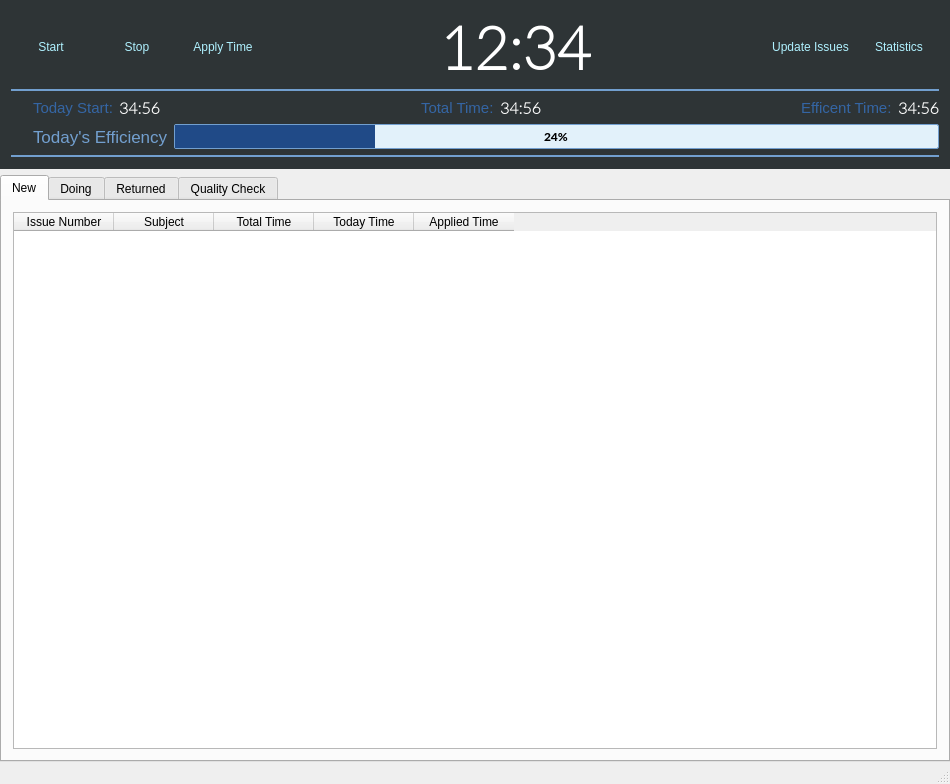
Before: the Qt Designer form time-tracker/MainWindow.ui in its-saeed/retracker, drawn with Qt 5.
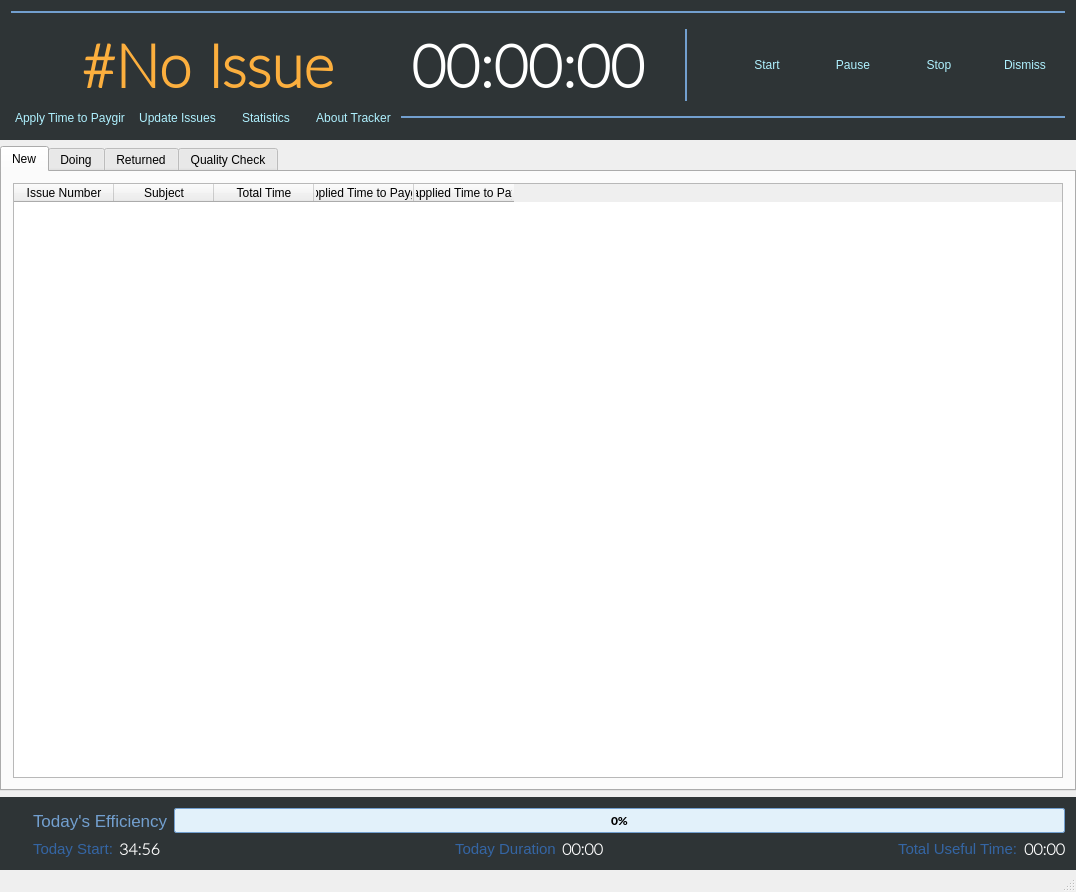
After: the same form once the commit is applied. Icons and pictures are not drawn.

Patch:
```diff
--- a/time-tracker/MainWindow.ui
+++ b/time-tracker/MainWindow.ui
@@ -6,8 +6,8 @@
    <rect>
     <x>0</x>
     <y>0</y>
-    <width>950</width>
-    <height>784</height>
+    <width>1076</width>
+    <height>892</height>
    </rect>
   </property>
   <property name="windowTitle">
@@ -39,12 +39,127 @@
 }</string>
       </property>
       <layout class="QVBoxLayout" name="verticalLayout_3">
+       <item>
+        <widget class="Line" name="line_2">
+         <property name="autoFillBackground">
+          <bool>false</bool>
+         </property>
+         <property name="styleSheet">
+          <string notr="true">color: rgb(114, 159, 207);</string>
+         </property>
+         <property name="frameShadow">
+          <enum>QFrame::Plain</enum>
+         </property>
+         <property name="lineWidth">
+          <number>2</number>
+         </property>
+         <property name="orientation">
+          <enum>Qt::Horizontal</enum>
+         </property>
+        </widget>
+       </item>
        <item>
         <layout class="QHBoxLayout" name="horizontalLayout_3">
+         <property name="topMargin">
+          <number>9</number>
+         </property>
+         <item>
+          <spacer name="horizontalSpacer_3">
+           <property name="orientation">
+            <enum>Qt::Horizontal</enum>
+           </property>
+           <property name="sizeHint" stdset="0">
+            <size>
+             <width>40</width>
+             <height>20</height>
+            </size>
+           </property>
+          </spacer>
+         </item>
+         <item>
+          <widget class="QLabel" name="lbl_current_issue_number">
+           <property name="font">
+            <font>
+             <family>Lato Thin</family>
+             <pointsize>44</pointsize>
+             <weight>75</weight>
+             <bold>true</bold>
+            </font>
+           </property>
+           <property name="styleSheet">
+            <string notr="true">color: rgb(252, 175, 62);</string>
+           </property>
+           <property name="text">
+            <string>#No Issue</string>
+           </property>
+          </widget>
+         </item>
+         <item>
+          <spacer name="horizontalSpacer_9">
+           <property name="orientation">
+            <enum>Qt::Horizontal</enum>
+           </property>
+           <property name="sizeHint" stdset="0">
+            <size>
+             <width>40</width>
+             <height>20</height>
+            </size>
+           </property>
+          </spacer>
+         </item>
+         <item>
+          <widget class="QLabel" name="lbl_current_issue_timer">
+           <property name="font">
+            <font>
+             <family>Lato Thin</family>
+             <pointsize>44</pointsize>
+             <weight>75</weight>
+             <bold>true</bold>
+            </font>
+           </property>
+           <property name="styleSheet">
+            <string notr="true">color: rgb(255, 255,255);</string>
+           </property>
+           <property name="text">
+            <string>00:00:00</string>
+           </property>
+          </widget>
+         </item>
+         <item>
+          <widget class="Line" name="line_5">
+           <property name="sizePolicy">
+            <sizepolicy hsizetype="Expanding" vsizetype="Preferred">
+             <horstretch>0</horstretch>
+             <verstretch>0</verstretch>
+            </sizepolicy>
+           </property>
+           <property name="minimumSize">
+            <size>
+             <width>10</width>
+             <height>0</height>
+            </size>
+           </property>
+           <property name="autoFillBackground">
+            <bool>false</bool>
+           </property>
+           <property name="styleSheet">
+            <string notr="true">color: rgb(114, 159, 207);</string>
+           </property>
+           <property name="frameShadow">
+            <enum>QFrame::Plain</enum>
+           </property>
+           <property name="lineWidth">
+            <number>2</number>
+           </property>
+           <property name="orientation">
+            <enum>Qt::Vertical</enum>
+           </property>
+          </widget>
+         </item>
          <item>
           <widget class="QPushButton" name="btn_start">
            <property name="enabled">
-            <bool>false</bool>
+            <bool>true</bool>
            </property>
            <property name="styleSheet">
             <string notr="true">background-color: rgb(52, 101, 164);
@@ -68,10 +183,37 @@
            </property>
           </widget>
          </item>
+         <item>
+          <widget class="QPushButton" name="btn_pause">
+           <property name="enabled">
+            <bool>true</bool>
+           </property>
+           <property name="styleSheet">
+            <string notr="true">background-color: rgb(52, 101, 164);
+color: rgb(175, 241, 255);</string>
+           </property>
+           <property name="text">
+            <string>Pause</string>
+           </property>
+           <property name="icon">
+            <iconset resource="res.qrc">
+             <normaloff>:/ui/res/pause.png</normaloff>:/ui/res/pause.png</iconset>
+           </property>
+           <property name="iconSize">
+            <size>
+             <width>32</width>
+             <height>32</height>
+            </size>
+           </property>
+           <property name="flat">
+            <bool>true</bool>
+           </property>
+          </widget>
+         </item>
          <item>
           <widget class="QPushButton" name="btn_stop">
            <property name="enabled">
-            <bool>false</bool>
+            <bool>true</bool>
            </property>
            <property name="styleSheet">
             <string notr="true">background-color: rgb(52, 101, 164);
@@ -86,8 +228,8 @@
            </property>
            <property name="iconSize">
             <size>
-             <width>48</width>
-             <height>48</height>
+             <width>32</width>
+             <height>32</height>
             </size>
            </property>
            <property name="flat">
@@ -95,6 +237,40 @@
            </property>
           </widget>
          </item>
+         <item>
+          <widget class="QPushButton" name="btn_dismiss">
+           <property name="enabled">
+            <bool>true</bool>
+           </property>
+           <property name="styleSheet">
+            <string notr="true">background-color: rgb(52, 101, 164);
+color: rgb(175, 241, 255);</string>
+           </property>
+           <property name="text">
+            <string>Dismiss</string>
+           </property>
+           <property name="icon">
+            <iconset resource="res.qrc">
+             <normaloff>:/ui/res/stop3.png</normaloff>:/ui/res/stop3.png</iconset>
+           </property>
+           <property name="iconSize">
+            <size>
+             <width>32</width>
+             <height>32</height>
+            </size>
+           </property>
+           <property name="flat">
+            <bool>true</bool>
+           </property>
+          </widget>
+         </item>
+        </layout>
+       </item>
+       <item>
+        <layout class="QHBoxLayout" name="horizontalLayout_4">
+         <property name="bottomMargin">
+          <number>0</number>
+         </property>
          <item>
           <widget class="QPushButton" name="btn_apply">
            <property name="enabled">
@@ -105,7 +281,7 @@
 color: rgb(175, 241, 255);</string>
            </property>
            <property name="text">
-            <string>Apply Time</string>
+            <string>Apply Time to Paygir</string>
            </property>
            <property name="icon">
             <iconset resource="res.qrc">
@@ -113,8 +289,8 @@
            </property>
            <property name="iconSize">
             <size>
-             <width>48</width>
-             <height>48</height>
+             <width>32</width>
+             <height>32</height>
             </size>
            </property>
            <property name="flat">
@@ -122,50 +298,6 @@
            </property>
           </widget>
          </item>
-         <item>
-          <spacer name="horizontalSpacer_4">
-           <property name="orientation">
-            <enum>Qt::Horizontal</enum>
-           </property>
-           <property name="sizeHint" stdset="0">
-            <size>
-             <width>62</width>
-             <height>20</height>
-            </size>
-           </property>
-          </spacer>
-         </item>
-         <item>
-          <widget class="QLabel" name="label_8">
-           <property name="font">
-            <font>
-             <family>Lato Thin</family>
-             <pointsize>44</pointsize>
-             <weight>75</weight>
-             <bold>true</bold>
-            </font>
-           </property>
-           <property name="styleSheet">
-            <string notr="true">color: rgb(255, 255,255);</string>
-           </property>
-           <property name="text">
-            <string>12:34</string>
-           </property>
-          </widget>
-         </item>
-         <item>
-          <spacer name="horizontalSpacer_3">
-           <property name="orientation">
-            <enum>Qt::Horizontal</enum>
-           </property>
-           <property name="sizeHint" stdset="0">
-            <size>
-             <width>40</width>
-             <height>20</height>
-            </size>
-           </property>
-          </spacer>
-         </item>
          <item>
           <widget class="QPushButton" name="btn_update_issues">
            <property name="styleSheet">
@@ -181,8 +313,8 @@
            </property>
            <property name="iconSize">
             <size>
-             <width>48</width>
-             <height>48</height>
+             <width>32</width>
+             <height>32</height>
             </size>
            </property>
            <property name="flat">
@@ -205,8 +337,8 @@
            </property>
            <property name="iconSize">
             <size>
-             <width>48</width>
-             <height>48</height>
+             <width>32</width>
+             <height>32</height>
             </size>
            </property>
            <property name="flat">
@@ -214,343 +346,57 @@
            </property>
           </widget>
          </item>
-        </layout>
-       </item>
-       <item>
-        <widget class="Line" name="line">
-         <property name="autoFillBackground">
-          <bool>false</bool>
-         </property>
-         <property name="styleSheet">
-          <string notr="true">color: rgb(114, 159, 207);</string>
-         </property>
-         <property name="frameShadow">
-          <enum>QFrame::Plain</enum>
-         </property>
-         <property name="lineWidth">
-          <number>2</number>
-         </property>
-         <property name="orientation">
-          <enum>Qt::Horizontal</enum>
-         </property>
-        </widget>
-       </item>
-       <item>
-        <layout class="QHBoxLayout" name="horizontalLayout">
          <item>
-          <widget class="QLabel" name="label_11">
-           <property name="sizePolicy">
-            <sizepolicy hsizetype="Fixed" vsizetype="Fixed">
-             <horstretch>16</horstretch>
-             <verstretch>16</verstretch>
-            </sizepolicy>
-           </property>
-           <property name="maximumSize">
-            <size>
-             <width>16</width>
-             <height>16</height>
-            </size>
-           </property>
-           <property name="font">
-            <font>
-             <family>Ubuntu Mono</family>
-            </font>
-           </property>
-           <property name="text">
-            <string/>
-           </property>
-           <property name="pixmap">
-            <pixmap resource="res.qrc">:/ui/res/statistics.png</pixmap>
-           </property>
-           <property name="scaledContents">
-            <bool>true</bool>
-           </property>
-          </widget>
-         </item>
-         <item>
-          <widget class="QLabel" name="label_2">
-           <property name="font">
-            <font>
-             <family>Ubuntu</family>
-             <pointsize>11</pointsize>
-             <weight>50</weight>
-             <bold>false</bold>
-            </font>
-           </property>
+          <widget class="QPushButton" name="btn_stats_2">
            <property name="styleSheet">
-            <string notr="true">color: rgb(52, 101, 164);</string>
+            <string notr="true">background-color: rgb(52, 101, 164);
+color: rgb(175, 241, 255);</string>
            </property>
            <property name="text">
-            <string>Today Start:</string>
+            <string>About Tracker</string>
            </property>
-          </widget>
-         </item>
-         <item>
-          <widget class="QLabel" name="lbl_today_start">
-           <property name="font">
-            <font>
-             <family>Lato Thin</family>
-             <pointsize>12</pointsize>
-             <weight>75</weight>
-             <bold>true</bold>
-            </font>
+           <property name="icon">
+            <iconset resource="res.qrc">
+             <normaloff>:/ui/res/timer.png</normaloff>:/ui/res/timer.png</iconset>
            </property>
-           <property name="text">
-            <string>34:56</string>
-           </property>
-          </widget>
-         </item>
-         <item>
-          <spacer name="horizontalSpacer_2">
-           <property name="orientation">
-            <enum>Qt::Horizontal</enum>
-           </property>
-           <property name="sizeHint" stdset="0">
+           <property name="iconSize">
             <size>
-             <width>40</width>
-             <height>20</height>
+             <width>32</width>
+             <height>32</height>
             </size>
            </property>
-          </spacer>
-         </item>
-         <item>
-          <widget class="QLabel" name="label_9">
-           <property name="sizePolicy">
-            <sizepolicy hsizetype="Fixed" vsizetype="Fixed">
-             <horstretch>16</horstretch>
-             <verstretch>16</verstretch>
-            </sizepolicy>
-           </property>
-           <property name="maximumSize">
-            <size>
-             <width>16</width>
-             <height>16</height>
-            </size>
-           </property>
-           <property name="font">
-            <font>
-             <family>Ubuntu Mono</family>
-            </font>
-           </property>
-           <property name="text">
-            <string/>
-           </property>
-           <property name="pixmap">
-            <pixmap resource="res.qrc">:/ui/res/statistics.png</pixmap>
-           </property>
-           <property name="scaledContents">
+           <property name="flat">
             <bool>true</bool>
            </property>
           </widget>
          </item>
          <item>
-          <widget class="QLabel" name="label_3">
-           <property name="font">
-            <font>
-             <family>Ubuntu</family>
-             <pointsize>11</pointsize>
-             <weight>50</weight>
-             <bold>false</bold>
-            </font>
-           </property>
-           <property name="styleSheet">
-            <string notr="true">color: rgb(52, 101, 164);</string>
-           </property>
-           <property name="text">
-            <string>Total Time:</string>
-           </property>
-          </widget>
-         </item>
-         <item>
-          <widget class="QLabel" name="lbl_total_time">
-           <property name="font">
-            <font>
-             <family>Lato Thin</family>
-             <pointsize>12</pointsize>
-             <weight>75</weight>
-             <bold>true</bold>
-            </font>
-           </property>
-           <property name="text">
-            <string>34:56</string>
-           </property>
-          </widget>
-         </item>
-         <item>
-          <spacer name="horizontalSpacer">
-           <property name="orientation">
-            <enum>Qt::Horizontal</enum>
-           </property>
-           <property name="sizeHint" stdset="0">
-            <size>
-             <width>40</width>
-             <height>20</height>
-            </size>
-           </property>
-          </spacer>
-         </item>
-         <item>
-          <widget class="QLabel" name="label_10">
+          <widget class="Line" name="line">
            <property name="sizePolicy">
-            <sizepolicy hsizetype="Fixed" vsizetype="Fixed">
-             <horstretch>16</horstretch>
-             <verstretch>16</verstretch>
+            <sizepolicy hsizetype="Expanding" vsizetype="Fixed">
+             <horstretch>0</horstretch>
+             <verstretch>0</verstretch>
             </sizepolicy>
            </property>
-           <property name="maximumSize">
-            <size>
-             <width>16</width>
-             <height>16</height>
-            </size>
-           </property>
-           <property name="font">
-            <font>
-             <family>Ubuntu Mono</family>
-            </font>
-           </property>
-           <property name="text">
-            <string/>
-           </property>
-           <property name="pixmap">
-            <pixmap resource="res.qrc">:/ui/res/statistics.png</pixmap>
-           </property>
-           <property name="scaledContents">
-            <bool>true</bool>
-           </property>
-          </widget>
-         </item>
-         <item>
-          <widget class="QLabel" name="label_4">
-           <property name="font">
-            <font>
-             <family>Ubuntu</family>
-             <pointsize>11</pointsize>
-             <weight>50</weight>
-             <bold>false</bold>
-            </font>
-           </property>
-           <property name="styleSheet">
-            <string notr="true">color: rgb(52, 101, 164);</string>
-           </property>
-           <property name="text">
-            <string>Efficent Time:</string>
-           </property>
-          </widget>
-         </item>
-         <item>
-          <widget class="QLabel" name="lbl_efficient_time">
-           <property name="font">
-            <font>
-             <family>Lato Thin</family>
-             <pointsize>12</pointsize>
-             <weight>75</weight>
-             <bold>true</bold>
-            </font>
-           </property>
-           <property name="text">
-            <string>34:56</string>
-           </property>
-          </widget>
-         </item>
-        </layout>
-       </item>
-       <item>
-        <layout class="QHBoxLayout" name="horizontalLayout_2">
-         <item>
-          <widget class="QLabel" name="label_12">
-           <property name="sizePolicy">
-            <sizepolicy hsizetype="Fixed" vsizetype="Fixed">
-             <horstretch>16</horstretch>
-             <verstretch>16</verstretch>
-            </sizepolicy>
-           </property>
-           <property name="maximumSize">
-            <size>
-             <width>16</width>
-             <height>16</height>
-            </size>
-           </property>
-           <property name="font">
-            <font>
-             <family>Ubuntu Mono</family>
-            </font>
-           </property>
-           <property name="text">
-            <string/>
-           </property>
-           <property name="pixmap">
-            <pixmap resource="res.qrc">:/ui/res/statistics.png</pixmap>
-           </property>
-           <property name="scaledContents">
-            <bool>true</bool>
-           </property>
-          </widget>
-         </item>
-         <item>
-          <widget class="QLabel" name="label">
-           <property name="font">
-            <font>
-             <family>Ubuntu</family>
-             <pointsize>13</pointsize>
-            </font>
+           <property name="autoFillBackground">
+            <bool>false</bool>
            </property>
            <property name="styleSheet">
             <string notr="true">color: rgb(114, 159, 207);</string>
            </property>
-           <property name="text">
-            <string>Today's Efficiency</string>
+           <property name="frameShadow">
+            <enum>QFrame::Plain</enum>
            </property>
-          </widget>
-         </item>
-         <item>
-          <widget class="QProgressBar" name="prg_efficiency">
-           <property name="font">
-            <font>
-             <family>Lato Heavy</family>
-            </font>
+           <property name="lineWidth">
+            <number>2</number>
            </property>
-           <property name="layoutDirection">
-            <enum>Qt::LeftToRight</enum>
-           </property>
-           <property name="styleSheet">
-            <string notr="true"> QProgressBar {
-background-color: rgb(226, 241, 250);
-      border: 1px solid rgb(114, 159, 207);
-border-radius:2px;
-text-align: center;
-  }
-
-  QProgressBar::chunk {
-      background-color: rgb(32, 74, 135);
-      width: 20px;
-  }</string>
-           </property>
-           <property name="value">
-            <number>24</number>
+           <property name="orientation">
+            <enum>Qt::Horizontal</enum>
            </property>
           </widget>
          </item>
         </layout>
        </item>
-       <item>
-        <widget class="Line" name="line_2">
-         <property name="autoFillBackground">
-          <bool>false</bool>
-         </property>
-         <property name="styleSheet">
-          <string notr="true">color: rgb(114, 159, 207);</string>
-         </property>
-         <property name="frameShadow">
-          <enum>QFrame::Plain</enum>
-         </property>
-         <property name="lineWidth">
-          <number>2</number>
-         </property>
-         <property name="orientation">
-          <enum>Qt::Horizontal</enum>
-         </property>
-        </widget>
-       </item>
       </layout>
      </widget>
     </item>
@@ -601,12 +447,12 @@
           </column>
           <column>
            <property name="text">
-            <string>Today Time</string>
+            <string>Applied Time to Paygir</string>
            </property>
           </column>
           <column>
            <property name="text">
-            <string>Applied Time</string>
+            <string>Unapplied Time to Paygir</string>
            </property>
           </column>
          </widget>
@@ -642,6 +488,318 @@
       </widget>
      </widget>
     </item>
+    <item>
+     <widget class="QWidget" name="widget_2" native="true">
+      <property name="styleSheet">
+       <string notr="true">QWidget#widget_2{
+background-color: rgb(46, 52, 54)
+}
+QLabel
+{
+color:rgb(255,255,255);
+}</string>
+      </property>
+      <layout class="QVBoxLayout" name="verticalLayout_6">
+       <item>
+        <layout class="QHBoxLayout" name="horizontalLayout_2">
+         <item>
+          <widget class="QLabel" name="label_12">
+           <property name="sizePolicy">
+            <sizepolicy hsizetype="Fixed" vsizetype="Fixed">
+             <horstretch>16</horstretch>
+             <verstretch>16</verstretch>
+            </sizepolicy>
+           </property>
+           <property name="maximumSize">
+            <size>
+             <width>16</width>
+             <height>16</height>
+            </size>
+           </property>
+           <property name="font">
+            <font>
+             <family>Ubuntu Mono</family>
+            </font>
+           </property>
+           <property name="text">
+            <string/>
+           </property>
+           <property name="pixmap">
+            <pixmap resource="res.qrc">:/ui/res/statistics.png</pixmap>
+           </property>
+           <property name="scaledContents">
+            <bool>true</bool>
+           </property>
+          </widget>
+         </item>
+         <item>
+          <widget class="QLabel" name="label">
+           <property name="font">
+            <font>
+             <family>Ubuntu</family>
+             <pointsize>13</pointsize>
+            </font>
+           </property>
+           <property name="styleSheet">
+            <string notr="true">color: rgb(114, 159, 207);</string>
+           </property>
+           <property name="text">
+            <string>Today's Efficiency</string>
+           </property>
+          </widget>
+         </item>
+         <item>
+          <widget class="QProgressBar" name="prg_efficiency">
+           <property name="font">
+            <font>
+             <family>Lato Heavy</family>
+            </font>
+           </property>
+           <property name="layoutDirection">
+            <enum>Qt::LeftToRight</enum>
+           </property>
+           <property name="styleSheet">
+            <string notr="true"> QProgressBar {
+background-color: rgb(226, 241, 250);
+      border: 1px solid rgb(114, 159, 207);
+border-radius:2px;
+text-align: center;
+  }
+
+  QProgressBar::chunk {
+      background-color: rgb(32, 74, 135);
+      width: 20px;
+  }</string>
+           </property>
+           <property name="value">
+            <number>0</number>
+           </property>
+          </widget>
+         </item>
+        </layout>
+       </item>
+       <item>
+        <layout class="QHBoxLayout" name="horizontalLayout">
+         <item>
+          <widget class="QLabel" name="label_11">
+           <property name="sizePolicy">
+            <sizepolicy hsizetype="Fixed" vsizetype="Fixed">
+             <horstretch>16</horstretch>
+             <verstretch>16</verstretch>
+            </sizepolicy>
+           </property>
+           <property name="maximumSize">
+            <size>
+             <width>16</width>
+             <height>16</height>
+            </size>
+           </property>
+           <property name="font">
+            <font>
+             <family>Ubuntu Mono</family>
+            </font>
+           </property>
+           <property name="text">
+            <string/>
+           </property>
+           <property name="pixmap">
+            <pixmap resource="res.qrc">:/ui/res/statistics.png</pixmap>
+           </property>
+           <property name="scaledContents">
+            <bool>true</bool>
+           </property>
+          </widget>
+         </item>
+         <item>
+          <widget class="QLabel" name="label_2">
+           <property name="font">
+            <font>
+             <family>Ubuntu</family>
+             <pointsize>11</pointsize>
+             <weight>50</weight>
+             <bold>false</bold>
+            </font>
+           </property>
+           <property name="styleSheet">
+            <string notr="true">color: rgb(52, 101, 164);</string>
+           </property>
+           <property name="text">
+            <string>Today Start:</string>
+           </property>
+          </widget>
+         </item>
+         <item>
+          <widget class="QLabel" name="lbl_today_start">
+           <property name="font">
+            <font>
+             <family>Lato Thin</family>
+             <pointsize>12</pointsize>
+             <weight>75</weight>
+             <bold>true</bold>
+            </font>
+           </property>
+           <property name="text">
+            <string>34:56</string>
+           </property>
+          </widget>
+         </item>
+         <item>
+          <spacer name="horizontalSpacer_2">
+           <property name="orientation">
+            <enum>Qt::Horizontal</enum>
+           </property>
+           <property name="sizeHint" stdset="0">
+            <size>
+             <width>40</width>
+             <height>20</height>
+            </size>
+           </property>
+          </spacer>
+         </item>
+         <item>
+          <widget class="QLabel" name="label_9">
+           <property name="sizePolicy">
+            <sizepolicy hsizetype="Fixed" vsizetype="Fixed">
+             <horstretch>16</horstretch>
+             <verstretch>16</verstretch>
+            </sizepolicy>
+           </property>
+           <property name="maximumSize">
+            <size>
+             <width>16</width>
+             <height>16</height>
+            </size>
+           </property>
+           <property name="font">
+            <font>
+             <family>Ubuntu Mono</family>
+            </font>
+           </property>
+           <property name="text">
+            <string/>
+           </property>
+           <property name="pixmap">
+            <pixmap resource="res.qrc">:/ui/res/statistics.png</pixmap>
+           </property>
+           <property name="scaledContents">
+            <bool>true</bool>
+           </property>
+          </widget>
+         </item>
+         <item>
+          <widget class="QLabel" name="label_3">
+           <property name="font">
+            <font>
+             <family>Ubuntu</family>
+             <pointsize>11</pointsize>
+             <weight>50</weight>
+             <bold>false</bold>
+            </font>
+           </property>
+           <property name="styleSheet">
+            <string notr="true">color: rgb(52, 101, 164);</string>
+           </property>
+           <property name="text">
+            <string>Today Duration</string>
+           </property>
+          </widget>
+         </item>
+         <item>
+          <widget class="QLabel" name="lbl_today_duration">
+           <property name="font">
+            <font>
+             <family>Lato Thin</family>
+             <pointsize>12</pointsize>
+             <weight>75</weight>
+             <bold>true</bold>
+            </font>
+           </property>
+           <property name="text">
+            <string>00:00</string>
+           </property>
+          </widget>
+         </item>
+         <item>
+          <spacer name="horizontalSpacer">
+           <property name="orientation">
+            <enum>Qt::Horizontal</enum>
+           </property>
+           <property name="sizeHint" stdset="0">
+            <size>
+             <width>40</width>
+             <height>20</height>
+            </size>
+           </property>
+          </spacer>
+         </item>
+         <item>
+          <widget class="QLabel" name="label_10">
+           <property name="sizePolicy">
+            <sizepolicy hsizetype="Fixed" vsizetype="Fixed">
+             <horstretch>16</horstretch>
+             <verstretch>16</verstretch>
+            </sizepolicy>
+           </property>
+           <property name="maximumSize">
+            <size>
+             <width>16</width>
+             <height>16</height>
+            </size>
+           </property>
+           <property name="font">
+            <font>
+             <family>Ubuntu Mono</family>
+            </font>
+           </property>
+           <property name="text">
+            <string/>
+           </property>
+           <property name="pixmap">
+            <pixmap resource="res.qrc">:/ui/res/statistics.png</pixmap>
+           </property>
+           <property name="scaledContents">
+            <bool>true</bool>
+           </property>
+          </widget>
+         </item>
+         <item>
+          <widget class="QLabel" name="label_4">
+           <property name="font">
+            <font>
+             <family>Ubuntu</family>
+             <pointsize>11</pointsize>
+             <weight>50</weight>
+             <bold>false</bold>
+            </font>
+           </property>
+           <property name="styleSheet">
+            <string notr="true">color: rgb(52, 101, 164);</string>
+           </property>
+           <property name="text">
+            <string>Total Useful Time:</string>
+           </property>
+          </widget>
+         </item>
+         <item>
+          <widget class="QLabel" name="lbl_total_useful_time">
+           <property name="font">
+            <font>
+             <family>Lato Thin</family>
+             <pointsize>12</pointsize>
+             <weight>75</weight>
+             <bold>true</bold>
+            </font>
+           </property>
+           <property name="text">
+            <string>00:00</string>
+           </property>
+          </widget>
+         </item>
+        </layout>
+       </item>
+      </layout>
+     </widget>
+    </item>
    </layout>
   </widget>
   <widget class="QMenuBar" name="menuBar">
```
Left out of the diff: 2 changed lines with no effect on the pictures.
